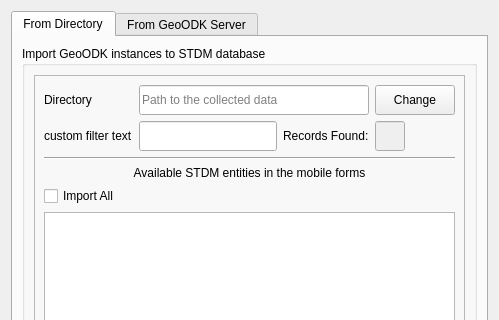
First picture: the form in ui/ui_geoodk_import.ui, repository gltn/stdm, before the edit; both pictures show x 0 to 499 and y 0 to 320 of the 499 by 651 pixel window.
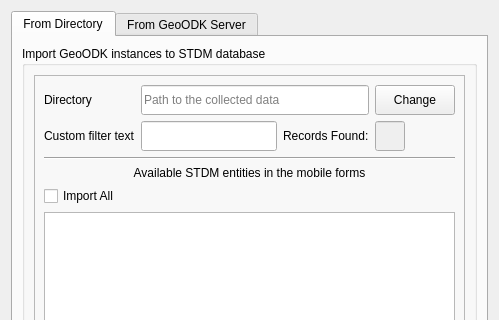
Second picture: the form after the edit.

Commit message: mobile data import fixed error on repeating certain imports

```diff
--- a/ui/ui_geoodk_import.ui
+++ b/ui/ui_geoodk_import.ui
@@ -125,7 +125,7 @@
                  <item row="2" column="0">
                   <widget class="QLabel" name="label_14">
                    <property name="text">
-                    <string>custom filter text</string>
+                    <string>Custom filter text</string>
                    </property>
                   </widget>
                  </item>
```
The commit also changes 2 other files.
